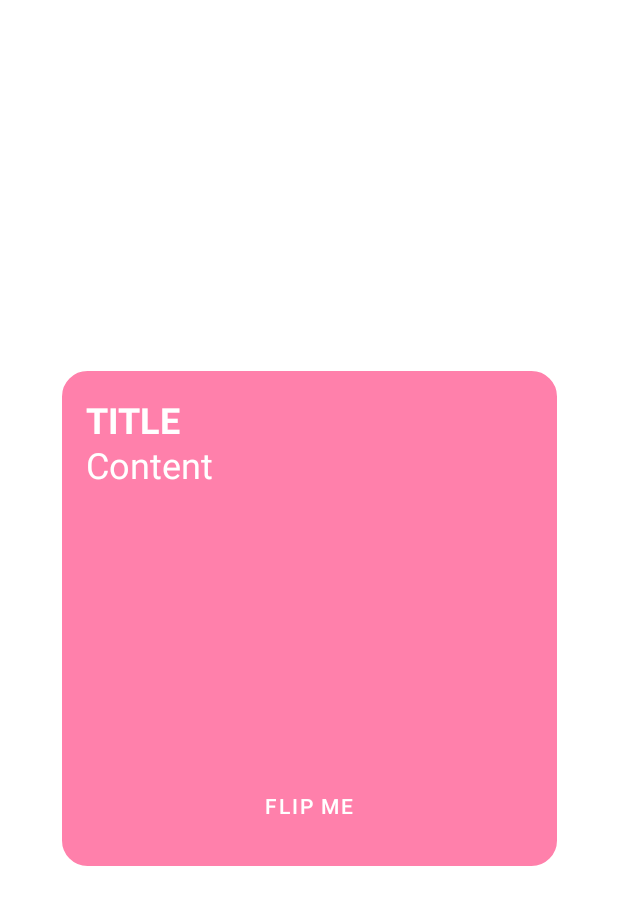
After one commit to MilkShakeBro/SoftwareStudioFinalProject, an Android app: the layout flashcard_fragment.xml on its own in the app's theme, with its tools: preview values and no code run, on a phone screen of 412 x 824 dp. The commit adds this screen. Shown: the top 905 px of the screen. Run offline under Robolectric (Android 15) with nearby library versions, the phone set to English and light mode, and no system bars.

Commit message:
flashcard prototype design

```diff
--- a/app/src/main/java/com/example/finalprojecttemplate/domain/models/VocabularySetModel.kt
+++ b/app/src/main/java/com/example/finalprojecttemplate/domain/models/VocabularySetModel.kt
@@ -1,6 +1,7 @@
 package com.example.finalprojecttemplate.domain.models
 
 import android.net.Uri
+import java.io.Serializable
 
 data class VocabularySetModel(
     val id: Int,
@@ -21,4 +22,4 @@ data class Vocabulary (
     val word: String,
     val chinese: String,
     val breakpoint: Int
-)
+) : Serializable
--- a/app/src/main/java/com/example/finalprojecttemplate/model/FlipModel.kt
+++ b/app/src/main/java/com/example/finalprojecttemplate/ui/flashcard/FlipModel.kt
@@ -1,4 +1,4 @@
-package com.hamedrahimvand.flipcard.model
+package com.example.finalprojecttemplate.ui.flashcard
 
 import java.io.Serializable
 
--- /dev/null
+++ b/app/src/main/res/layout/flashcard_fragment.xml
@@ -0,0 +1,102 @@
+<?xml version="1.0" encoding="utf-8"?>
+<layout xmlns:android="http://schemas.android.com/apk/res/android"
+    xmlns:app="http://schemas.android.com/apk/res-auto"
+    xmlns:tools="http://schemas.android.com/tools">
+
+    <data>
+
+    </data>
+
+    <androidx.constraintlayout.widget.ConstraintLayout
+        android:layout_width="match_parent"
+        android:layout_height="match_parent"
+        android:background="@android:color/transparent">
+        <FrameLayout
+            android:id="@+id/cardFront"
+            android:layout_width="330dp"
+            android:layout_height="330dp"
+            android:background="@drawable/card"
+            android:backgroundTint="@color/flashcard_background"
+            android:orientation="vertical"
+            android:padding="16dp"
+            app:layout_constraintBottom_toBottomOf="parent"
+            app:layout_constraintEnd_toEndOf="parent"
+            app:layout_constraintStart_toStartOf="parent"
+            app:layout_constraintTop_toTopOf="parent">
+
+            <TextView
+                android:id="@+id/tvTitle"
+                android:layout_width="wrap_content"
+                android:layout_height="wrap_content"
+                android:text="TITLE"
+                android:gravity="center"
+                android:textColor="@color/white"
+                android:textSize="24sp"
+                android:textStyle="bold" />
+
+            <TextView
+                android:id="@+id/tvContent"
+                android:layout_width="wrap_content"
+                android:layout_height="wrap_content"
+                android:layout_marginTop="30dp"
+                android:text="Content"
+                android:gravity="center"
+                android:textColor="@color/white"
+                android:textSize="24sp" />
+
+            <Button
+                android:id="@+id/ibFlipFront"
+                android:layout_width="match_parent"
+                android:layout_height="wrap_content"
+                android:layout_gravity="bottom"
+                android:layout_marginStart="16dp"
+                android:layout_marginEnd="16dp"
+                android:background="?selectableItemBackground"
+                android:text="Flip me"
+                app:layout_constraintBottom_toBottomOf="@id/cardFront"
+                app:layout_constraintEnd_toEndOf="parent"
+                app:layout_constraintStart_toStartOf="parent" />
+        </FrameLayout>
+
+        <FrameLayout
+            android:id="@+id/cardBack"
+            android:layout_width="330dp"
+            android:layout_height="330dp"
+            android:alpha="0"
+            android:background="@drawable/card"
+            android:backgroundTint="@color/flashcard_background"
+            android:gravity="center"
+            android:padding="16dp"
+            app:layout_constraintBottom_toBottomOf="parent"
+            app:layout_constraintEnd_toEndOf="parent"
+            app:layout_constraintStart_toStartOf="parent"
+            app:layout_constraintTop_toTopOf="parent">
+
+            <TextView
+                android:id="@+id/tvContentBack"
+                android:layout_width="wrap_content"
+                android:layout_height="wrap_content"
+                android:layout_marginTop="30dp"
+                android:text="Content"
+                android:gravity="center"
+                android:textColor="@color/white"
+                android:textSize="24sp" />
+
+            <Button
+                android:id="@+id/ibFlipBack"
+                android:layout_width="match_parent"
+                android:layout_height="wrap_content"
+                android:layout_gravity="bottom"
+                android:layout_marginStart="16dp"
+                android:layout_marginEnd="16dp"
+                android:background="?selectableItemBackground"
+                android:text="Flip me"
+                android:textColor="@color/white"
+                app:layout_constraintBottom_toBottomOf="@id/cardBack"
+                app:layout_constraintEnd_toEndOf="parent"
+                app:layout_constraintStart_toStartOf="parent" />
+        </FrameLayout>
+
+    </androidx.constraintlayout.widget.ConstraintLayout>
+
+</layout>
--- a/app/src/main/res/navigation/nav_graph.xml
+++ b/app/src/main/res/navigation/nav_graph.xml
@@ -14,7 +14,7 @@
     </fragment>
     <fragment
         android:id="@+id/flashcardPageFragment"
-        android:name="com.example.finalprojecttemplate.ui.FlashcardPageFragment"
+        android:name="com.example.finalprojecttemplate.ui.flashcard.FlashcardPageFragment"
         android:label="FlashcardPageFragment" >
         <action
             android:id="@+id/action_flashcardPageFragment_to_gamePageFragment"
```
Also changed, not shown: app/src/main/java/com/example/finalprojecttemplate/data/data_source/FakeDatabase.kt (+22 -22 lines), app/src/main/java/com/example/finalprojecttemplate/ui/flashcard/FlashcardAdapter.kt (added, +19 -0 lines), app/src/main/java/com/example/finalprojecttemplate/ui/flashcard/FlashcardFragment.kt (renamed from app/src/main/java/com/example/finalprojecttemplate/ui/FlashcardPageFragment.kt, +40 -35 lines), app/src/main/java/com/example/finalprojecttemplate/ui/flashcard/FlashcardPageFragment.kt (added, +81 -0 lines), app/src/main/java/com/example/finalprojecttemplate/ui/flashcard/FlashcardPageViewModel.kt (added, +28 -0 lines), app/src/main/java/com/example/finalprojecttemplate/ui/flashcard/FlashcardViewPager.kt (added, +41 -0 lines), app/src/main/java/com/example/finalprojecttemplate/ui/flashcard/GlobalFunctions.kt (added, +13 -0 lines), app/src/main/res/layout/flashcard_page_fragment.xml (+13 -19 lines).
